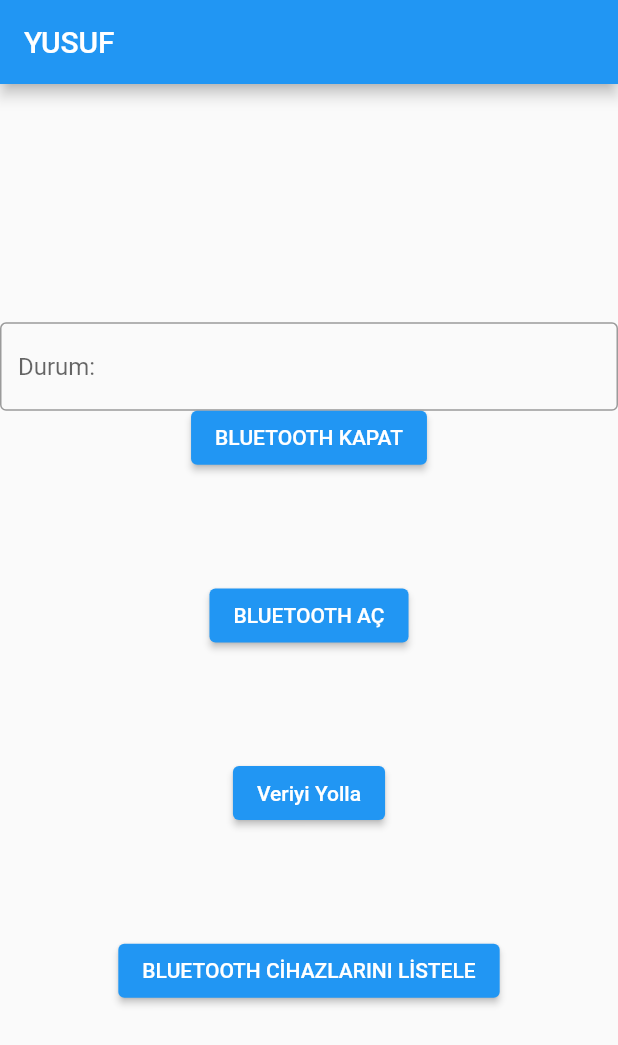
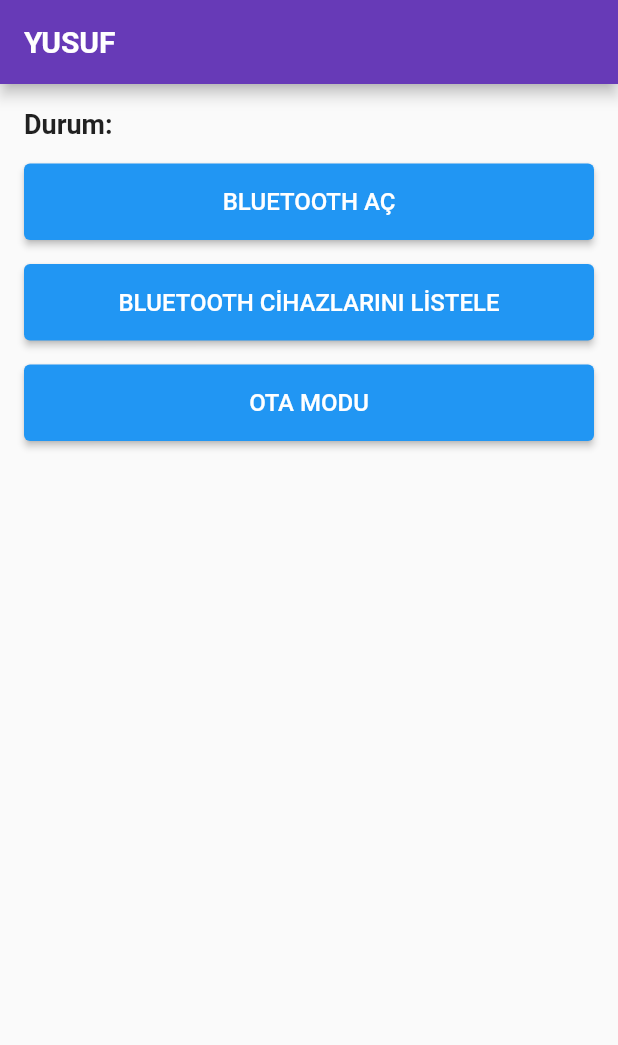
Before and after one commit to yusuf7855/yeniblue, a Flutter app: the screen it shows after launch, on a phone screen of 412 x 824 dp. Shown: the top 1045 px of the screen. Run offline on Flutter 3.47's test engine with Material 2 defaults, Android fonts, the light colour scheme and no system bars; our stand-ins replace flutter_bluetooth_serial.

Commit message:
ota çalışıyo proje patlamıyo ama ota modu sadece ota modundan bluetoth bağlantısı sağlanırsa çalışıyor

```diff
--- a/lib/main.dart
+++ b/lib/main.dart
@@ -7,7 +7,6 @@ import 'package:flutter_bluetooth_serial/flutter_bluetooth_serial.dart';
 void main() {
   runApp(const MyApp());
 }
-
 class MyApp extends StatelessWidget {
   const MyApp({Key? key}) : super(key: key);
 
@@ -55,55 +54,89 @@ class _AnasayfaState extends State<Anasayfa> {
     final double ekranGenisligi = ekranBilgisi.size.width;
     return Scaffold(
       appBar: AppBar(
-        backgroundColor: Theme.of(context).colorScheme.primary,
-        title: const Text("YUSUF"),
-      ),
-      body: Center(
-        child: Column(
-          mainAxisAlignment: MainAxisAlignment.center,
-          children: [
-            TextField(
-              decoration: InputDecoration(
-                border: OutlineInputBorder(),
-                hintText: stateD,
+        backgroundColor: Colors.deepPurple,
+        title: const Text(
+          "YUSUF",
+          style: TextStyle(
+            fontSize: 20,
+            fontWeight: FontWeight.bold,
           ),
         ),
+      ),
+      body: SafeArea(
+        child: LayoutBuilder(
+          builder: (context, constraints) {
+            return SingleChildScrollView(
+              child: ConstrainedBox(
+                constraints: BoxConstraints(
+                  minHeight: constraints.maxHeight,
+                ),
+                child: Padding(
+                  padding: const EdgeInsets.all(16.0),
+                  child: Column(
+                    crossAxisAlignment: CrossAxisAlignment.start,
+                    children: [
+                      Text(
+                        stateD,
+                        style: TextStyle(
+                          fontSize: 18,
+                          fontWeight: FontWeight.bold,
+                        ),
+                      ),
+
+
+
+                      SizedBox(height: 16),
                       ElevatedButton(
-              onPressed: () {
-                disableBluetooth();
-              },
-              child: const Text("BLUETOOTH KAPAT"),
-            ),
-            Padding(
-              padding: EdgeInsets.only(top: MediaQuery.of(context).size.height * 0.1),
-              child: ElevatedButton(
                         onPressed: () {
                           enableBluetooth();
                         },
-                child: const Text("BLUETOOTH AÇ"),
+                        style: ElevatedButton.styleFrom(
+                          primary: Colors.blue,
+                          padding: EdgeInsets.all(16),
+                          minimumSize: Size(constraints.maxWidth, 0),
+                        ),
+                        child: const Text(
+                          "BLUETOOTH AÇ",
+                          style: TextStyle(fontSize: 16),
                         ),
                       ),
-            Padding(
-              padding:EdgeInsets.only(top: MediaQuery.of(context).size.height * 0.1),
-              child: ElevatedButton(
+                      SizedBox(height: 16),
+                      ElevatedButton(
+                        onPressed: () {
+                          _navigateToBluetoothPage(context);
+                        },
+                        style: ElevatedButton.styleFrom(
+                          primary: Colors.blue,
+                          padding: EdgeInsets.all(16),
+                          minimumSize: Size(constraints.maxWidth, 0),
+                        ),
+                        child: const Text(
+                          "BLUETOOTH CİHAZLARINI LİSTELE",
+                          style: TextStyle(fontSize: 16),
+                        ),
+                      ),
+                      SizedBox(height: 16),
+                      ElevatedButton(
                         onPressed: () {
                           sendBluetoothData(context);
                         },
-                child: const Text("Veriyi Yolla"),
+                        style: ElevatedButton.styleFrom(
+                          primary: Colors.blue,
+                          padding: EdgeInsets.all(16),
+                          minimumSize: Size(constraints.maxWidth, 0),
+                        ),
+                        child: const Text(
+                          "OTA MODU",
+                          style: TextStyle(fontSize: 16),
                         ),
                       ),
-            Padding(
-              padding: EdgeInsets.only(top: MediaQuery.of(context).size.height * 0.1),
-              child: Expanded(
-                child: ElevatedButton(
-                  onPressed: () {
-                    _navigateToBluetoothPage(context);
-                  },
-                  child: Text("BLUETOOTH CİHAZLARINI LİSTELE"),
+                    ],
                   ),
                 ),
               ),
-          ],
+            );
+          },
         ),
       ),
     );
@@ -119,22 +152,30 @@ class _AnasayfaState extends State<Anasayfa> {
     }
   }
 
+  void _disconnectFromDevice() {
+    if (connection != null) {
+      connection!.finish();
+      connection = null;
+    }
+  }
+
   Future<void> _connectToDevice(BluetoothDevice device) async {
+    setState(() {
+      stateD = 'Durum: BAĞLANILIYOR...';
+    });
+
     try {
-      // Bluetooth cihaza bağlanılıyor
       connection = await BluetoothConnection.toAddress(device.address);
-      // Bağlantı başarılı olduğunda durum güncelleniyor
       setState(() {
-        stateD = 'Durum: BAĞLANTI BAŞARILI';
+        this.connection = connection;
+        stateD = 'Durum: ${device.name} - Cihazına Bağlantı Kuruldu';
       });
-// Gelen veriler dinleniyor
       connection!.input!.listen((Uint8List data) {
         setState(() {
           print('Gelen veri: ${ascii.decode(data)}');
         });
-// Gelen veri tekrar gönderiliyor
         connection!.output.add(data); // Sending data
-// Gelen veride '!' karakteri varsa bağlantı kapatılıyor
+
         if (ascii.decode(data).contains('!')) {
           connection!.finish(); // Closing connection
           // Bağlantı kapatıldığında durum güncelleniyor
@@ -173,10 +214,8 @@ class _BluetoothPageState extends State<BluetoothPage> {
 
   Future<void> _getBluetoothDevices() async {
     try {
-      // Eşleştirilmiş Bluetooth cihazları alınıyor
       List<BluetoothDevice> devices = await FlutterBluetoothSerial.instance.getBondedDevices();
 
-      // Cihaz listesi güncelleniyor
       setState(() {
         _devices = devices;
       });
@@ -189,81 +228,80 @@ class _BluetoothPageState extends State<BluetoothPage> {
   Widget build(BuildContext context) {
     return Scaffold(
       appBar: AppBar(
-        title: const Text('BLUETOOTH CİHAZLARINI LİSTELE'),
+        title: const Text('BLUETOOTH CİHAZLARI'),
       ),
-      body: ListView.builder(
-        itemCount: _devices.length,
-        itemBuilder: (BuildContext context, int index) {
-          return ListTile(
-            title: Text(_devices[index].name ?? ""),
+      body: Stack(
+        children: [
+          ListView(
+            children: [
+              SizedBox(height: 16),
+              ..._devices.map((device) => ListTile(
+                title: Text(device.name ?? ''),
                 onTap: () {
-              // Seçilen cihaz geri döndürülüyor
-              Navigator.pop(context, _devices[index]);
+                  Navigator.pop(context, device);
                 },
-          );
+              )),
+            ],
+          ),
+          Align(
+            alignment: Alignment.bottomCenter,
+            child: Container(
+              padding: EdgeInsets.only(bottom: 16),
+              child: ElevatedButton(
+                onPressed: () {
+                  Navigator.pop(context);
                 },
+                child: const Text('Geri'),
+              ),
+            ),
+          ),
+        ],
       ),
     );
   }
 }
-
 void enableBluetooth() async {
   FlutterBluetoothSerial flutterBluetoothSerial = FlutterBluetoothSerial.instance;
 
   bool? isEnabled = await flutterBluetoothSerial.isEnabled;
 
   if (isEnabled != null && !isEnabled) {
-    // Bluetooth'u etkinleştirmek için kullanıcıdan izin isteniyor
     await flutterBluetoothSerial.requestEnable();
   }
 }
 
-void disableBluetooth() async {
-  FlutterBluetoothSerial flutterBluetoothSerial = FlutterBluetoothSerial.instance;
 
-  bool? isEnabled = await flutterBluetoothSerial.isEnabled;
-
-  if (isEnabled != null && isEnabled) {
-    // Bluetooth'u devre dışı bırakmak için kullanıcıdan izin isteniyor
-    await flutterBluetoothSerial.requestDisable();
-  }
-}
 
 void sendBluetoothData(BuildContext context) async {
-  BluetoothConnection? connection; // Bluetooth bağlantısı için değişken tanımlanıyor
-
   BluetoothDevice? selectedDevice = await Navigator.of(context).push(
     MaterialPageRoute(builder: (context) {
       return BluetoothPage();
     }),
   );
 
-  // BluetoothPage'inden seçilen cihaz alınıyor
-
+  BluetoothConnection? connection;
+  try {
     if (selectedDevice != null) {
-    try {
       connection = await BluetoothConnection.toAddress(selectedDevice.address);
-      // Seçilen cihazın adresine bağlantı yapılıyor
       print('Bağlantı kuruldu: ${selectedDevice.name}');
 
       Uint8List dataToSend = Uint8List.fromList([0x01]);
-      connection.output.add(dataToSend); // Veri gönderiliyor
-      // 0x01 değerini veri olarak gönderir
+      connection.output.add(dataToSend);
 
       connection.input!.listen((Uint8List data) {
         print('Gelen veri: ${ascii.decode(data)}');
-        connection!.output.add(data); // Veri gönderiliyor
-        // Gelen veriyi ekrana yazdırır ve tekrar gönderir
+        connection!.output.add(data);
       }).onDone(() {
         print('Bağlantı kesildi');
-        // Veri alımı tamamlandığında bağlantı kesildiğini belirtir
       });
 
       print('Veri gönderildi: 0x01');
-      // Veri başarıyla gönderildiğini belirtir
+    }
   } catch (error) {
     print('Bağlantı hatası: $error');
-      // Bağlantı hatası durumunda hata mesajı yazdırılır
+  } finally {
+    if (connection != null) {
+      connection.finish();
     }
   }
 }
```
Lines whose indentation alone changed are shown as unchanged.
